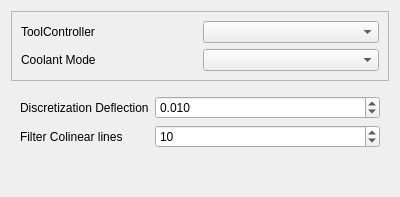
Old version of the form src/Mod/Path/Gui/Resources/panels/PageOpVcarveEdit.ui in the repository southseact-3d/fcd.
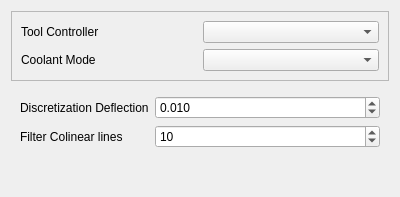
New version of the form.

Commit message: Path: 'ToolController' -> 'Tool Controller' in UI panels

Patch:
```diff
--- a/src/Mod/Path/Gui/Resources/panels/PageOpVcarveEdit.ui
+++ b/src/Mod/Path/Gui/Resources/panels/PageOpVcarveEdit.ui
@@ -26,7 +26,7 @@
       <item row="0" column="0">
        <widget class="QLabel" name="label">
         <property name="text">
-         <string>ToolController</string>
+         <string>Tool Controller</string>
         </property>
        </widget>
       </item>
```
The commit also changes 8 other files.
